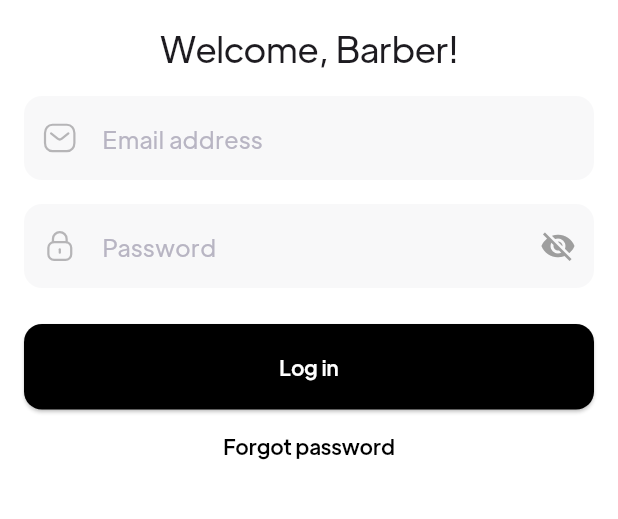
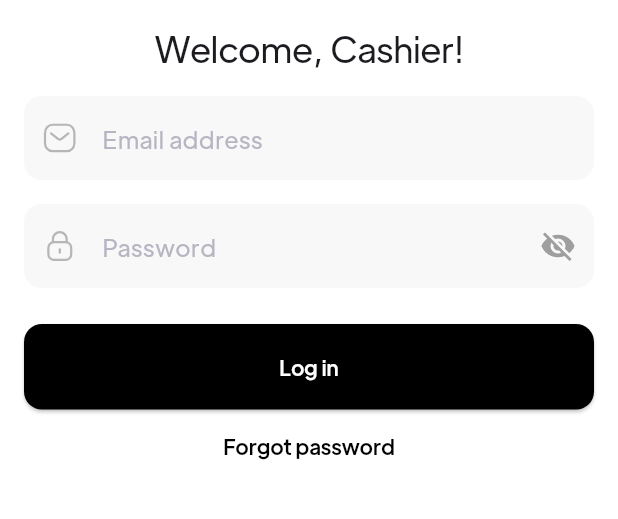
Before and after one commit to franzsz/cutline-mobile-app, a Flutter app: the LoginEmployeeScreen screen opened directly, on a phone screen of 412 x 824 dp, the part 570-1089 px from its top. Run offline on Flutter 3.47's test engine with Material 3 defaults, Android fonts, the light colour scheme and no system bars; our stand-ins replace cached_network_image, cloud_firestore, firebase_auth, firebase_core, flutter_local_notifications, flutter_map and 7 more; accounts and stored records are empty.

Commit message:
Hide onboarding screen and update employee login welcome text
- Route onboarding screen to SplashScreen instead of showing it
- Update SplashScreen to navigate to login page after splash
- Change employee login header from 'Welcome, Barber!' to 'Welcome, Cashier!'
- Remove unused variable to fix linter warning

```diff
--- a/lib/screens/auth/views/login_employee_screen.dart
+++ b/lib/screens/auth/views/login_employee_screen.dart
@@ -15,8 +15,6 @@ class _LoginScreenState extends State<LoginEmployeeScreen> {
 
   @override
   Widget build(BuildContext context) {
-    final Size size = MediaQuery.of(context).size;
-
     return Scaffold(
       body: Center(
         child: SingleChildScrollView(
@@ -43,7 +41,7 @@ class _LoginScreenState extends State<LoginEmployeeScreen> {
                   crossAxisAlignment: CrossAxisAlignment.center,
                   children: [
                     Text(
-                      "Welcome, Barber!",
+                      "Welcome, Cashier!",
                       style: Theme.of(context).textTheme.headlineSmall,
                       textAlign: TextAlign.center,
                     ),
```
Also changed, not shown: lib/route/router.dart (+6 -4 lines), lib/screens/splash/splash_screen.dart (+3 -9 lines).
